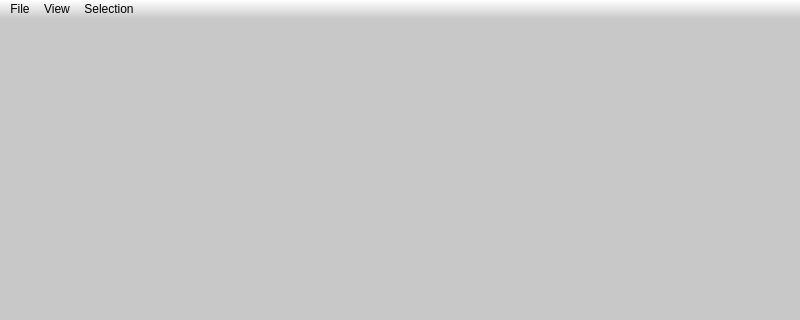
This is src/saisieQT/mainwindow.ui in micmacIGN/micmac as Qt 5 draws it before an edit; both pictures show x 0 to 800 and y 0 to 320 of the 800 by 600 pixel window. The edited form follows.
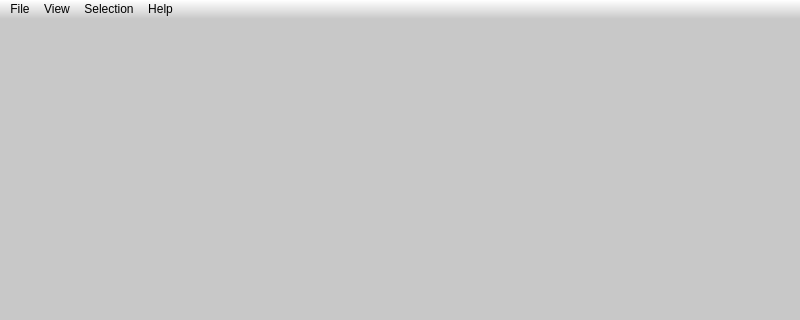
This is the edited form. Icons and pictures are not drawn.

```diff
--- a/src/saisieQT/mainwindow.ui
+++ b/src/saisieQT/mainwindow.ui
@@ -87,7 +87,7 @@
      <x>0</x>
      <y>0</y>
      <width>800</width>
-     <height>29</height>
+     <height>20</height>
     </rect>
    </property>
    <property name="mouseTracking">
@@ -179,9 +179,17 @@
     <addaction name="actionReset_view"/>
     <addaction name="action2D_3D_mode"/>
    </widget>
+   <widget class="QMenu" name="menuHelp">
+    <property name="title">
+     <string>Help</string>
+    </property>
+    <addaction name="actionAbout"/>
+    <addaction name="actionHelpShortcuts"/>
+   </widget>
    <addaction name="menuFile"/>
    <addaction name="menuView"/>
    <addaction name="menuSelection"/>
+   <addaction name="menuHelp"/>
   </widget>
   <action name="actionFullScreen">
    <property name="checkable">
```
Left out of the diff: 17 changed lines with no effect on the pictures.
